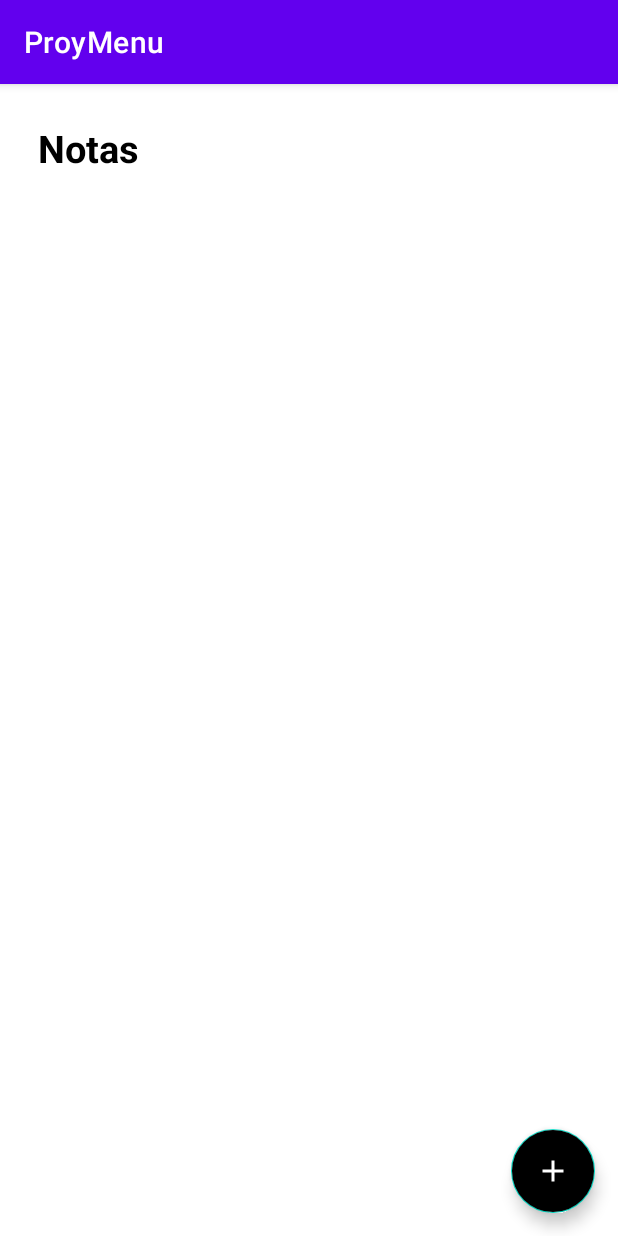
After one commit to CristhianJ12/DesApp1, an Android app: the LibreriaActivity screen opened directly, with no data from a screen before it, on a phone screen of 412 x 824 dp. The commit adds this screen. Run offline under Robolectric (Android 15) with nearby library versions, the phone set to English and light mode, and no system bars.

Commit message:
Correccion del menu, ya funciona

```diff
--- a/app/src/main/AndroidManifest.xml
+++ b/app/src/main/AndroidManifest.xml
@@ -13,6 +13,9 @@
         android:theme="@style/Theme.ProyMenu"
         tools:targetApi="31">
         <activity
+            android:name=".LibreriaActivity"
+            android:exported="false" />
+        <activity
             android:name=".RetosActivity"
             android:exported="false" />
         <activity
--- /dev/null
+++ b/app/src/main/java/com/example/proymenu/LibreriaActivity.kt
@@ -0,0 +1,22 @@
+package com.example.proymenu
+
+import android.annotation.SuppressLint
+import android.os.Bundle
+import androidx.activity.enableEdgeToEdge
+import androidx.appcompat.app.AppCompatActivity
+import androidx.core.view.ViewCompat
+import androidx.core.view.WindowInsetsCompat
+
+class LibreriaActivity : AppCompatActivity() {
+    @SuppressLint("MissingInflatedId")
+    override fun onCreate(savedInstanceState: Bundle?) {
+        super.onCreate(savedInstanceState)
+        enableEdgeToEdge()
+        setContentView(R.layout.activity_libreria)
+        ViewCompat.setOnApplyWindowInsetsListener(findViewById(R.id.main)) { v, insets ->
+            val systemBars = insets.getInsets(WindowInsetsCompat.Type.systemBars())
+            v.setPadding(systemBars.left, systemBars.top, systemBars.right, systemBars.bottom)
+            insets
+        }
+    }
+}
--- a/app/src/main/java/com/example/proymenu/MenuActivity.kt
+++ b/app/src/main/java/com/example/proymenu/MenuActivity.kt
@@ -2,6 +2,7 @@ package com.example.proymenu
 
 import android.content.Intent
 import android.os.Bundle
+import android.util.Log
 import androidx.activity.enableEdgeToEdge
 import androidx.appcompat.app.AppCompatActivity
 import androidx.appcompat.widget.AppCompatButton
@@ -14,11 +15,10 @@ class MenuActivity : AppCompatActivity() {
         enableEdgeToEdge()
         setContentView(R.layout.activity_menu)
 
-            val button1=findViewById<AppCompatButton>(R.id.retos_btn)
-            button1.setOnClickListener {
-                val lanzar = Intent(this, RetosActivity::class.java)
-                startActivity(lanzar)
-            }
+        val button1=findViewById<AppCompatButton>(R.id.retos_btn)
+        val button2=findViewById<AppCompatButton>(R.id.applib_btn)
+        button1.setOnClickListener {toRetos()}
+        button2.setOnClickListener {toAppLib()}
 
         ViewCompat.setOnApplyWindowInsetsListener(findViewById(R.id.main)) { v, insets ->
             val systemBars = insets.getInsets(WindowInsetsCompat.Type.systemBars())
@@ -26,4 +26,15 @@ class MenuActivity : AppCompatActivity() {
             insets
         }
     }
+
+    private fun toAppLib() {
+        Log.d("MenuActivity", "Botón de Librería presionado")
+        val lanzar1 = Intent(this, LibreriaActivity::class.java)
+        startActivity(lanzar1)
+    }
+
+    private fun toRetos() {
+        val lanzar2 = Intent(this, RetosActivity::class.java)
+        startActivity(lanzar2)
+    }
 }
--- /dev/null
+++ b/app/src/main/res/layout/activity_libreria.xml
@@ -0,0 +1,46 @@
+<?xml version="1.0" encoding="utf-8"?>
+<RelativeLayout
+    xmlns:android="http://schemas.android.com/apk/res/android"
+    xmlns:app="http://schemas.android.com/apk/res-auto"
+    xmlns:tools="http://schemas.android.com/tools"
+    android:id="@+id/main"
+    android:layout_width="match_parent"
+    android:layout_height="match_parent">
+    <!--tools:context=".MainActivity"-->
+
+    <TextView
+        android:id="@+id/txtNotas"
+        android:text="@string/txtNotas"
+        android:layout_alignParentTop="true"
+        android:layout_marginTop="15dp"
+        android:layout_marginStart="15dp"
+        android:textColor="@color/black"
+        android:textSize="25sp"
+        android:textStyle="bold"
+        android:padding="10dp"
+        android:layout_width="wrap_content"
+        android:layout_height="wrap_content"/>
+
+    <androidx.recyclerview.widget.RecyclerView
+        android:id="@+id/notasRv"
+        android:layout_below="@id/txtNotas"
+        android:padding="15dp"
+        tools:listitem="@layout/itemlibro"
+        android:layout_width="match_parent"
+        android:layout_height="match_parent"/>
+
+    <com.google.android.material.floatingactionbutton.FloatingActionButton
+        android:id="@+id/FABAgregarNota"
+        android:layout_alignParentBottom="true"
+        android:layout_alignParentEnd="true"
+        android:layout_marginBottom="15dp"
+        android:layout_marginEnd="15dp"
+        android:layout_marginStart="15dp"
+        android:layout_marginTop="15dp"
+        android:src="@drawable/ic_agregar_nota"
+        android:backgroundTint="@color/black"
+        app:tint="@color/white"
+        android:layout_width="wrap_content"
+        android:layout_height="wrap_content"/>
+
+</RelativeLayout>
```
